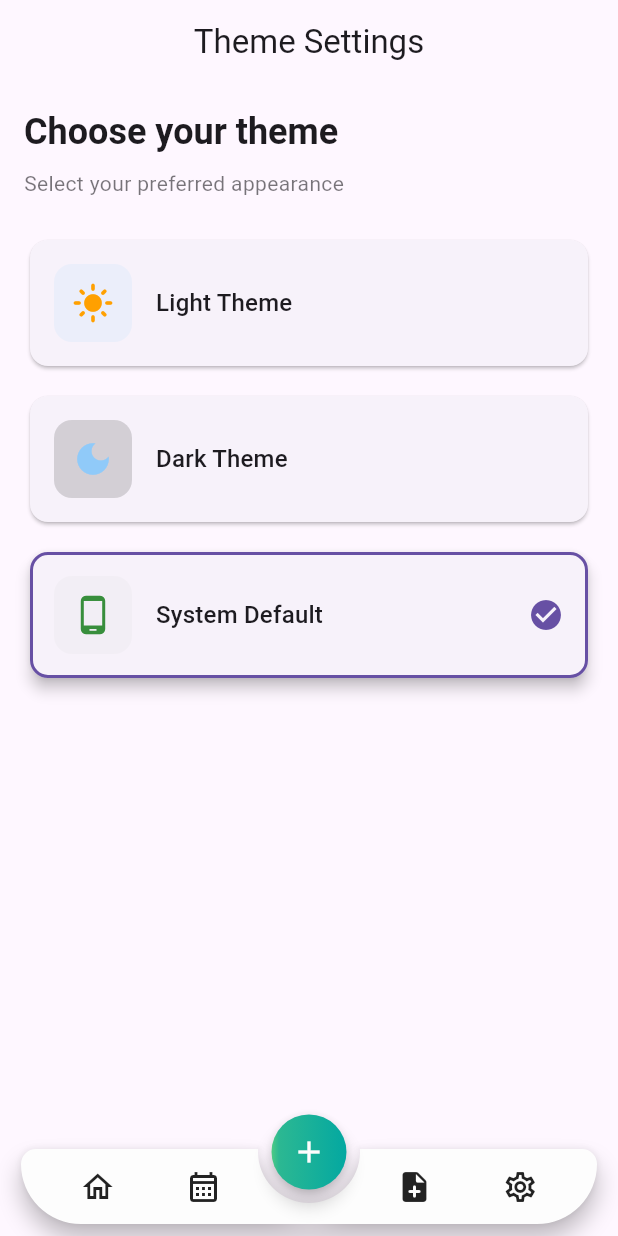
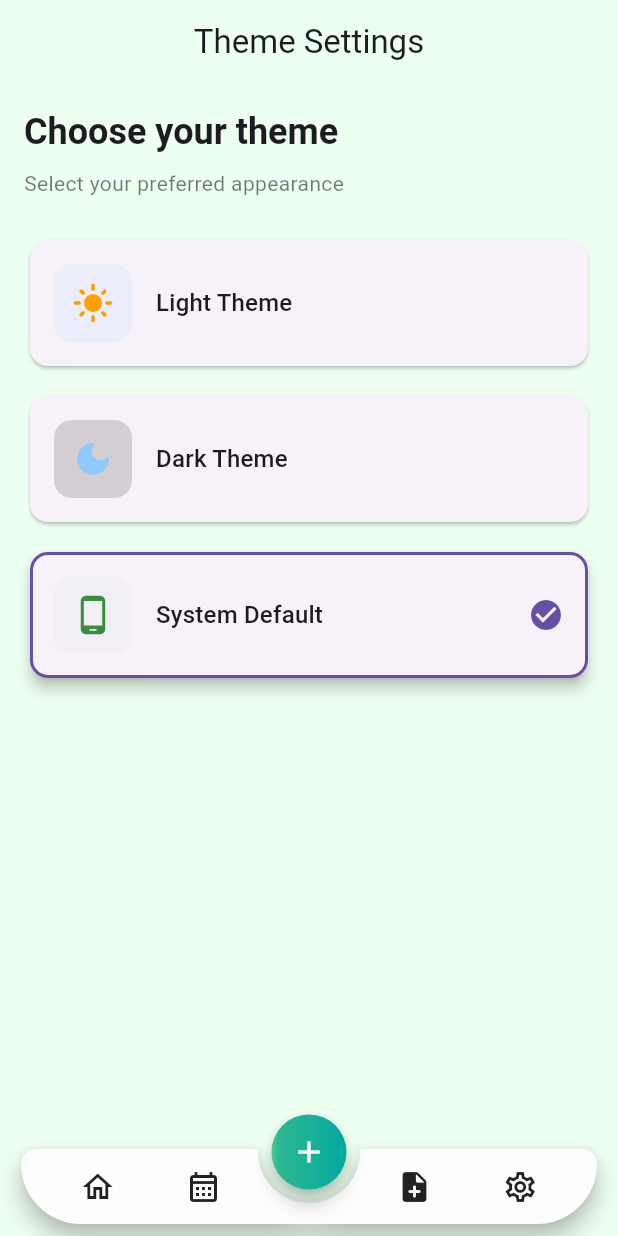
Before and after one commit to jaganprasad093/Card-Master, a Flutter app: the screen it shows after launch, swiped to page 5, on a phone screen of 412 x 824 dp. Run offline on Flutter 3.47's test engine with Material 3 defaults, Android fonts, the phone set to English and light mode, and no system bars; drawn by our look-alikes of animated_notch_bottom_bar; our stand-ins replace cloud_firestore, firebase_core, firebase_storage, go_router, google_fonts, image_picker; accounts and stored records are empty.

```diff
--- a/lib/features/themes/theme_changer_page.dart
+++ b/lib/features/themes/theme_changer_page.dart
@@ -40,6 +40,7 @@
 //   }
 // }
 
+import 'package:card_master/core/constants/color_constants.dart';
 import 'package:card_master/features/themes/provider/theme_provider.dart';
 import 'package:flutter/material.dart';
 import 'package:provider/provider.dart';
@@ -53,7 +54,9 @@ class ThemeChangerPage extends StatelessWidget {
     final isDarkMode = Theme.of(context).brightness == Brightness.dark;
 
     return Scaffold(
+      backgroundColor: ColorConstants.backgroundColor,
       appBar: AppBar(
+        backgroundColor: ColorConstants.backgroundColor,
         title: const Text('Theme Settings'),
         centerTitle: true,
         elevation: 0,
```
Also changed, not shown: 6 other files.
